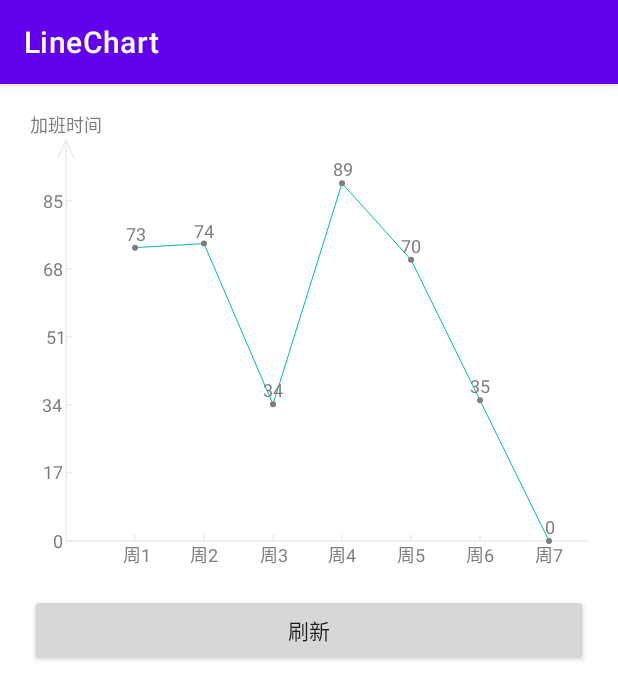
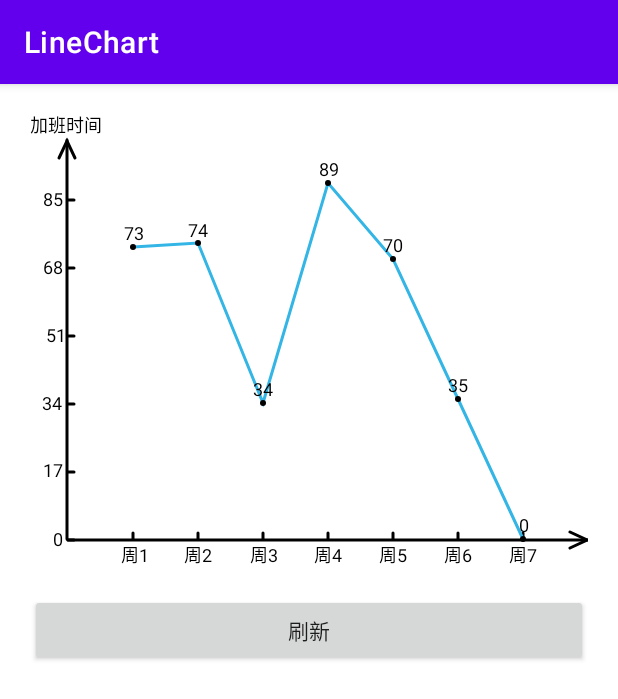
Before and after one commit to xueqiya/LineChart, an Android app: the screen it shows after launch (MainActivity), after a tap on "刷新", on a phone screen of 412 x 824 dp. Shown: the top 699 px of the screen. Run offline under Robolectric (Android 15) with nearby library versions, the phone set to English and light mode, and no system bars.

Commit message:
fix: x轴箭头问题

```diff
--- a/app/src/main/java/com/apkmatrix/demo/linechart/ChartView.java
+++ b/app/src/main/java/com/apkmatrix/demo/linechart/ChartView.java
@@ -142,18 +142,18 @@ public class ChartView extends View {
                 if (temp > textYWdith)
                     textYWdith = temp;
             }
-//          //X轴文本最大高度
+            //X轴文本最大高度
             float textXHeight = getTextBounds("000", xyTextPaint).height();
             for (int i = 0; i < xValue.size(); i++) {//求取x轴文本最大的高度
                 float temp = getTextBounds(xValue.get(i) + "", xyTextPaint).height();
                 if (temp > textXHeight)
                     textXHeight = temp;
             }
-            interval = (width - xOri) / 8;
             int dp2 = dpToPx(2);
             int dp3 = dpToPx(3);
             xOri = (int) (dp2 + textYWdith + dp2 + xylinewidth);//dp2是y轴文本距离左边，以及距离y轴的距离
             yOri = (int) (height - dp2 - textXHeight - dp3 - xylinewidth);//dp3是x轴文本距离底边，dp2是x轴文本距离x轴的距离
+            interval = (width - xOri) / 8;
             xInit = interval + xOri;
         }
         super.onLayout(changed, left, top, right, bottom);
@@ -250,7 +250,7 @@ public class ChartView extends View {
             canvas.drawText(text, 0, text.length(), xOri - xylinewidth - dpToPx(2) - rect.width(), yOri - yLength * i + rect.height() / 2, xyTextPaint);
         }
         //绘制X轴坐标(空出xInit)
-        canvas.drawLine(xOri, yOri + xylinewidth / 2, xInit * 2 + interval * (xValue.size() - 1), yOri + xylinewidth / 2, xyPaint);
+        canvas.drawLine(xOri, yOri + xylinewidth / 2, xInit + interval * xValue.size(), yOri + xylinewidth / 2, xyPaint);
         //绘制x轴箭头
         xyPaint.setStyle(Paint.Style.STROKE);
         path = new Path();
--- a/app/src/main/res/layout/activity_main.xml
+++ b/app/src/main/res/layout/activity_main.xml
@@ -12,12 +12,11 @@
         android:id="@+id/chartview"
         android:layout_width="match_parent"
         android:layout_height="300dp"
-        android:layout_centerInParent="true"
-        app:bgcolor="#ffffff"
-        app:linecolor="#02bbb7"
-        app:xylinecolor="#e2e2e2"
-        app:xylinewidth="1dp"
-        app:xytextcolor="#7e7e7e"
+        app:bgcolor="@android:color/white"
+        app:linecolor="@android:color/holo_blue_light"
+        app:xylinecolor="@android:color/black"
+        app:xylinewidth="2dp"
+        app:xytextcolor="@android:color/black"
         app:xytextsize="12sp" />
 
     <androidx.appcompat.widget.AppCompatButton
```
